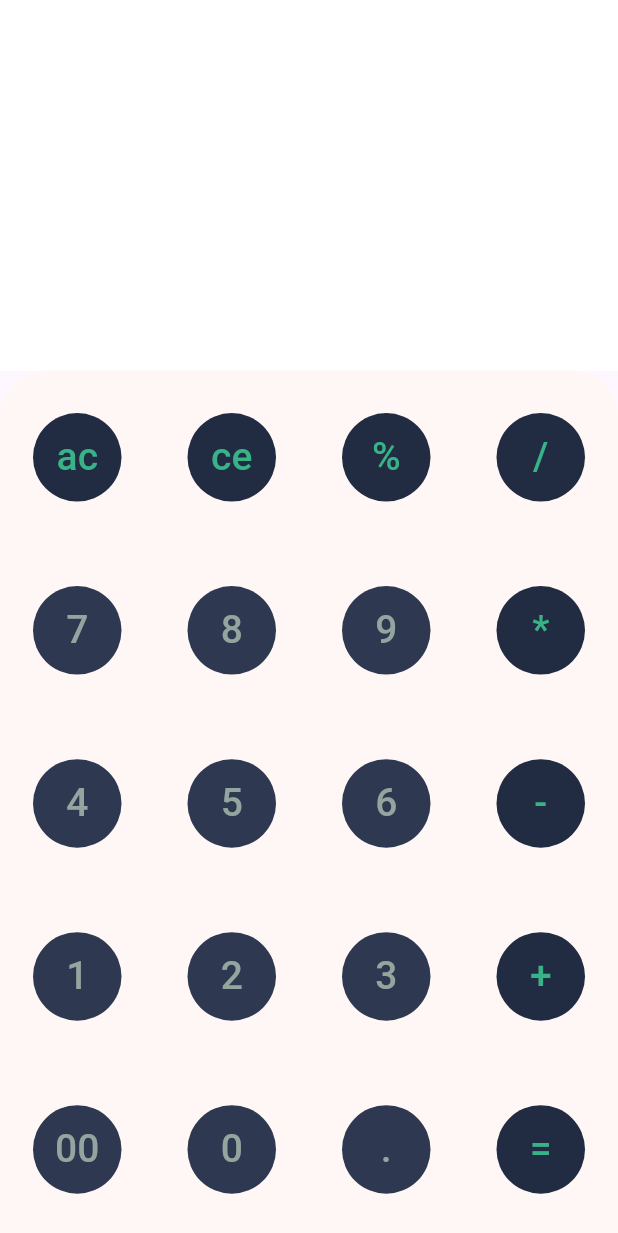
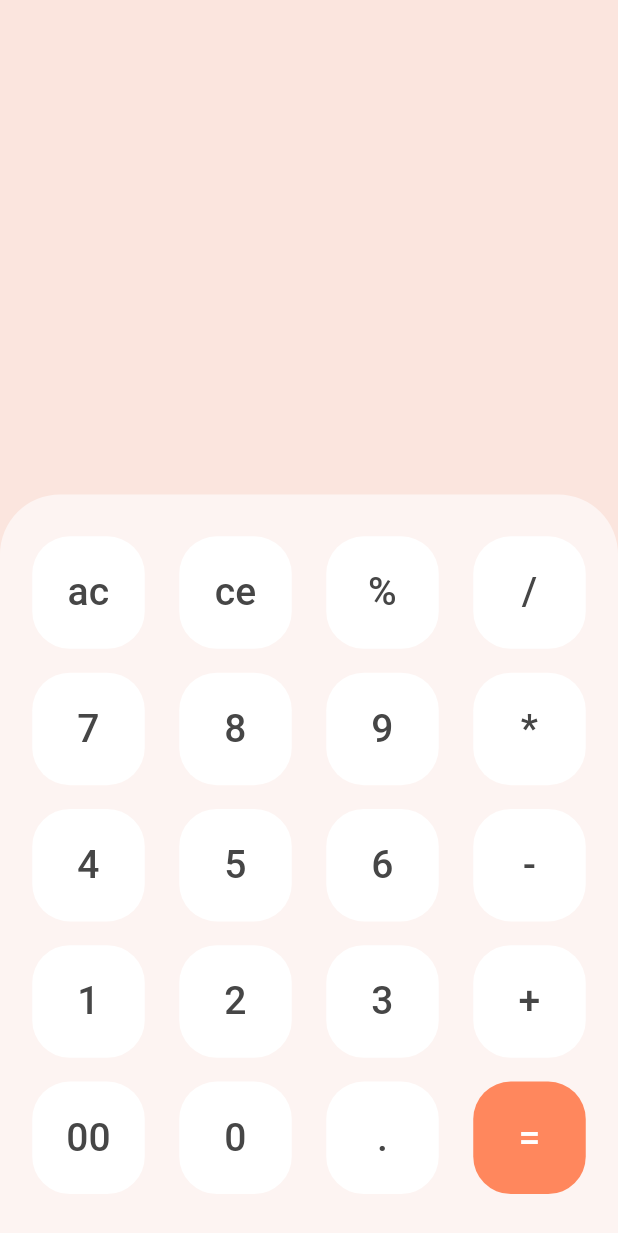
Before and after one commit to MMETehrani/calculator-for-android, a Flutter app: the screen it shows after launch, on a phone screen of 412 x 824 dp. Shown: the top 1233 px of the screen. Run offline on Flutter 3.47's test engine with Material 3 defaults, Android fonts, the phone set to English and light mode, and no system bars; drawn by our look-alikes of dynamic_color; our stand-ins replace hexcolor, math_expressions.

Commit message:
Update UI

```diff
--- a/lib/constants.dart
+++ b/lib/constants.dart
@@ -1,7 +1,7 @@
 import 'package:flutter/material.dart';
 import 'package:hexcolor/hexcolor.dart';
 
-final Color textGreen = HexColor('#38b387');
-final Color textGrey = HexColor('#93a59e');
-final Color backgroundGrey = HexColor('#2e3951');
-final Color backgroundGreyDark = HexColor('#212b41');
+final Color textGreen = HexColor('#ffffff');
+final Color textGrey = Color(0xFF464646);
+final Color backgroundGrey = Colors.white;
+final Color backgroundGreyDark = Color(0xFFFF875D);
--- a/lib/main.dart
+++ b/lib/main.dart
@@ -1,3 +1,5 @@
+import 'dart:ui';
+
 import 'package:calculator/constants.dart';
 import 'package:dynamic_color/dynamic_color.dart';
 import 'package:flutter/material.dart';
@@ -47,7 +49,8 @@ class CalculatorApp extends StatefulWidget {
 class _CalculatorAppState extends State<CalculatorApp> {
   var inputUser = '';
   var reuslt = '';
-
+  double bSize = 75;
+  double bBorder = 25;
   void buttomPressed(String text) {
     setState(() {
       inputUser = inputUser + text;
@@ -59,11 +62,17 @@ class _CalculatorAppState extends State<CalculatorApp> {
       mainAxisAlignment: MainAxisAlignment.spaceAround,
       children: [
         TextButton(
-          style: TextButton.styleFrom(
-              shape: CircleBorder(
-                side: BorderSide(width: 0, color: Colors.transparent),
+          style: ElevatedButton.styleFrom(
+            shape: RoundedRectangleBorder(
+              borderRadius: BorderRadius.circular(bBorder),
             ),
-              backgroundColor: getbackgroundColor(text1)),
+            primary: getbackgroundColor(text1),
+            minimumSize: Size(bSize, bSize),
+            maximumSize: Size(bSize, bSize),
+          ),
+
+          // backgroundColor: getbackgroundColor(text1),
+          // backgroundColor: getbackgroundColor(text1)),
           onPressed: () {
             if (text1 == 'ac') {
               setState(() {
@@ -84,11 +93,14 @@ class _CalculatorAppState extends State<CalculatorApp> {
           ),
         ),
         TextButton(
-          style: TextButton.styleFrom(
-              shape: CircleBorder(
-                side: BorderSide(width: 0, color: Colors.transparent),
+          style: ElevatedButton.styleFrom(
+            shape: RoundedRectangleBorder(
+              borderRadius: BorderRadius.circular(bBorder),
             ),
-              backgroundColor: getbackgroundColor(text2)),
+            primary: getbackgroundColor(text1),
+            minimumSize: Size(bSize, bSize),
+            maximumSize: Size(bSize, bSize),
+          ),
           onPressed: () {
             if (text2 == 'ce') {
               setState(() {
@@ -108,11 +120,14 @@ class _CalculatorAppState extends State<CalculatorApp> {
           ),
         ),
         TextButton(
-          style: TextButton.styleFrom(
-              shape: CircleBorder(
-                side: BorderSide(width: 0, color: Colors.transparent),
+          style: ElevatedButton.styleFrom(
+            shape: RoundedRectangleBorder(
+              borderRadius: BorderRadius.circular(bBorder),
             ),
-              backgroundColor: getbackgroundColor(text3)),
+            primary: getbackgroundColor(text1),
+            minimumSize: Size(bSize, bSize),
+            maximumSize: Size(bSize, bSize),
+          ),
           onPressed: () {
             buttomPressed(text3);
           },
@@ -126,11 +141,14 @@ class _CalculatorAppState extends State<CalculatorApp> {
           ),
         ),
         TextButton(
-          style: TextButton.styleFrom(
-              shape: CircleBorder(
-                side: BorderSide(width: 0, color: Colors.transparent),
+          style: ElevatedButton.styleFrom(
+            shape: RoundedRectangleBorder(
+              borderRadius: BorderRadius.circular(bBorder),
             ),
-              backgroundColor: getbackgroundColor(text4)),
+            primary: getbackgroundColor(text4),
+            minimumSize: Size(bSize, bSize),
+            maximumSize: Size(bSize, bSize),
+          ),
           onPressed: () {
             if (text4 == '=') {
               Parser parser = Parser();
@@ -163,14 +181,15 @@ class _CalculatorAppState extends State<CalculatorApp> {
     return MaterialApp(
       debugShowCheckedModeBanner: false,
       home: Scaffold(
+        backgroundColor: Color(0xFFFBE5DE),
         body: SafeArea(
           child: Column(
             children: [
               Expanded(
-                flex: 3,
+                flex: 4,
                 child: Container(
                   height: 100,
-                  color: Theme.of(context).colorScheme.surfaceVariant,
+                  color: Color(0xFFFBE5DE),
                   child: Column(
                     crossAxisAlignment: CrossAxisAlignment.stretch,
                     children: [
@@ -202,17 +221,19 @@ class _CalculatorAppState extends State<CalculatorApp> {
                 ),
               ),
               Expanded(
-                flex: 7,
+                flex: 6,
                 child: Container(
                   decoration: BoxDecoration(
                     borderRadius: BorderRadius.only(
-                      topLeft: Radius.circular(30),
-                      topRight: Radius.circular(30),
+                      topLeft: Radius.circular(40),
+                      topRight: Radius.circular(40),
                     ),
-                    color: Color.fromARGB(255, 255, 247, 245),
+                    color: Color(0xFFFDF4F2),
                   ),
                   height: 100,
                   // color: Theme.of(context).colorScheme.surface,
+                  child: Padding(
+                    padding: EdgeInsets.fromLTRB(10, 20, 10, 20),
                     child: Column(
                       mainAxisAlignment: MainAxisAlignment.spaceAround,
                       children: [
@@ -225,6 +246,7 @@ class _CalculatorAppState extends State<CalculatorApp> {
                     ),
                   ),
                 ),
+              ),
             ],
           ),
         ),
@@ -233,7 +255,7 @@ class _CalculatorAppState extends State<CalculatorApp> {
   }
 
   bool isOperator(String text) {
-    var list = ['ac', 'ce', '%', '/', '*', '-', '+', '='];
+    var list = ['='];
     for (var item in list) {
       if (text == item) {
         return true;
@@ -246,7 +268,7 @@ class _CalculatorAppState extends State<CalculatorApp> {
     if (isOperator(text)) {
       return textGreen;
     } else {
-      return textGrey;
+      return Color(0xFF464646);
     }
   }
 
```
Lines whose indentation alone changed are shown as unchanged.
